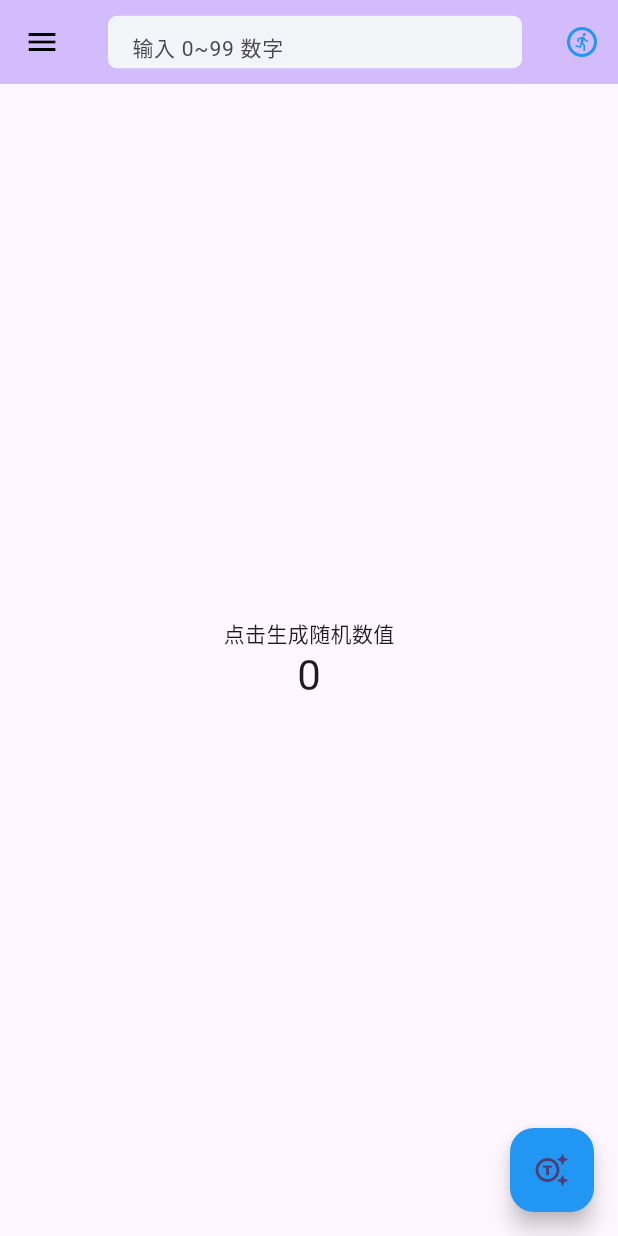
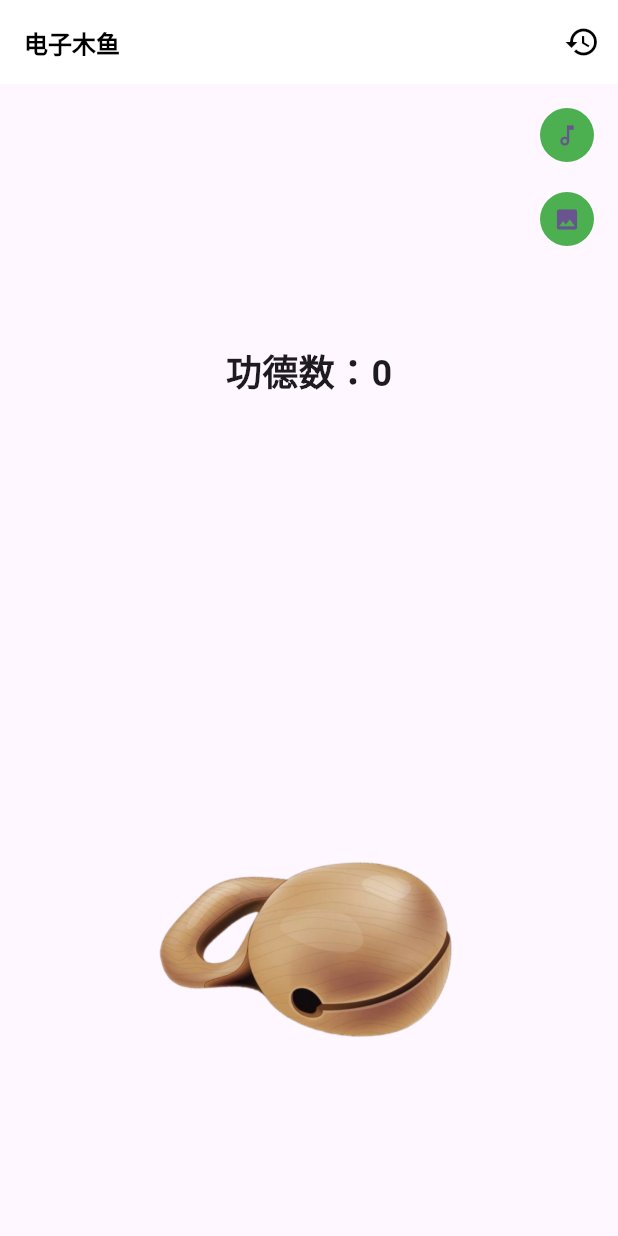
Before and after one commit to JohnnieEric/flutter_learn, a Flutter app: the screen it shows after launch, on a phone screen of 412 x 824 dp. Run offline on Flutter 3.47's test engine with Material 3 defaults, Android fonts, the phone set to English and light mode, and no system bars.

Commit message:
set up TempleBlockPage 1.learn how to use assets resource:don't foget to update the pubspec.yaml 2.compare Column widget and Wrap widget 3.think about the meanings of " builder: (_, child) => Text(),it means function return widget"

```diff
--- a/lib/guess/result_notice.dart
+++ b/lib/guess/result_notice.dart
@@ -41,6 +41,10 @@ class _ResultNoticeState extends State<ResultNotice>
         color: widget.color,
         child: AnimatedBuilder(
             animation: controller,
+            /**
+             * typedef TransitionBuilder = Widget Function(BuildContext context, Widget? child);
+             * 表示返回值为Widget，入参分别为BuildContext和Widget
+             */
             builder: (_, child) => Text(widget.info,
                 style: TextStyle(
                     fontSize: 54 * (controller.value),
--- a/lib/main.dart
+++ b/lib/main.dart
@@ -1,6 +1,7 @@
 import 'package:flutter/material.dart';
 import 'package:flutter_learn_demo/counter/counter_page.dart';
 import 'package:flutter_learn_demo/guess/guess_page.dart';
+import 'package:flutter_learn_demo/templeblock/temple_block_page.dart';
 
 void main() {
   runApp(const MyApp());
@@ -34,7 +35,8 @@ class MyApp extends StatelessWidget {
         colorScheme: ColorScheme.fromSeed(seedColor: Colors.deepPurple),
         useMaterial3: true,
       ),
-      home: const GuessPage(title: '猜数字'),
+      // home: const GuessPage(title: '猜数字'),
+      home: const TempleBlockPage(),
     );
   }
 }
--- /dev/null
+++ b/lib/templeblock/temple_block_page.dart
@@ -0,0 +1,110 @@
+import 'package:flutter/material.dart';
+
+class TempleBlockPage extends StatefulWidget {
+  const TempleBlockPage({super.key});
+
+  @override
+  State<StatefulWidget> createState() {
+    return _TempleBlockPageState();
+  }
+}
+
+class _TempleBlockPageState extends State<TempleBlockPage> {
+  @override
+  Widget build(BuildContext context) {
+    return Scaffold(
+      appBar: buildAppBar(),
+      body: Column(
+        children: [
+          Expanded(child: _buildTopContent()),
+          Expanded(child: _buildIMage()),
+        ],
+      ),
+    );
+  }
+
+  /// 标题栏
+  AppBar buildAppBar() {
+    return AppBar(
+      /***
+       * 标题栏的阴影深度
+       */
+      elevation: 0,
+      backgroundColor: Colors.white,
+      titleTextStyle: const TextStyle(
+          color: Colors.black, fontSize: 16, fontWeight: FontWeight.bold),
+      /***
+       * 标题栏的图标主题
+       */
+      iconTheme: const IconThemeData(color: Colors.black),
+      title: const Text("电子木鱼"),
+      /***
+       * 标题栏右侧展示的组件列表
+       */
+      actions: [
+        IconButton(onPressed: _toHistory, icon: const Icon(Icons.history))
+      ],
+    );
+  }
+
+  Widget _buildTopContent() {
+    ButtonStyle elevateButtonStyle = ElevatedButton.styleFrom(
+
+        ///最小尺寸
+        minimumSize: const Size(36, 36),
+
+        ///内边距
+        padding: EdgeInsets.zero,
+        backgroundColor: Colors.green,
+
+        ///阴影深度
+        elevation: 0);
+
+    return Stack(
+      children: [
+        const Center(
+          child: Text(
+            "功德数：0",
+            style: TextStyle(fontSize: 24, fontWeight: FontWeight.bold),
+          ),
+        ),
+        Positioned(
+            /***
+           * Wrap相比Column可以设置边距
+           */
+            right: 10,
+            top: 10,
+            child: Wrap(
+              spacing: 8,
+              direction: Axis.vertical,
+              children: [
+                ElevatedButton(
+                  ///当外部的Stack前面有const，此处会报Invalid constant value.
+                  ///原因为const关键字用于创建编译时常量，永远不会重建，内部参数不能为变量，此处已包含变量，外部const要删去
+                  style: elevateButtonStyle,
+                  onPressed: () {},
+                  child: const Icon(Icons.music_note_outlined),
+                ),
+                ElevatedButton(
+                  style: elevateButtonStyle,
+                  onPressed: () {},
+                  child: const Icon(Icons.image),
+                )
+              ],
+            ))
+      ],
+    );
+  }
+
+  Widget _buildIMage() {
+    return Center(
+      child: Image.asset(
+        'assets/images/temple_block.png',
+        height: 200,
+      ),
+    );
+  }
+
+  ///去历史页面
+  void _toHistory() {}
+}
--- a/pubspec.yaml
+++ b/pubspec.yaml
@@ -62,6 +62,9 @@ flutter:
   # assets:
   #   - images/a_dot_burr.jpeg
   #   - images/a_dot_ham.jpeg
+  #添加assert资源
+  assets:
+    - assets/images/
 
   # An image asset can refer to one or more resolution-specific "variants", see
   # https://flutter.dev/assets-and-images/#resolution-aware
```
Also changed, not shown: assets/images/temple_block.png (added).
